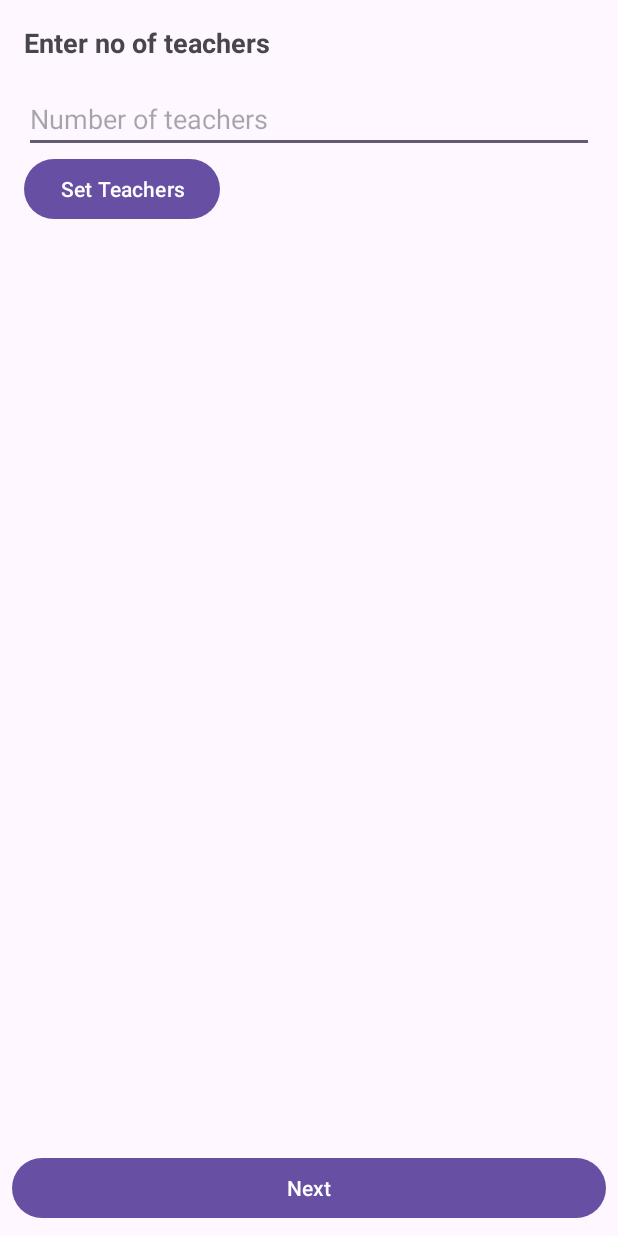
After one commit to balugavade/Timetable_Scheduler1, an Android app: the TeachersActivity screen opened directly, with no data from a screen before it, on a phone screen of 412 x 824 dp. The commit adds this screen. Run offline under Robolectric (Android 15) with nearby library versions, the phone set to English and light mode, and no system bars; libraries missing offline, so code that uses them is left out: com.parse.

Commit message:
new activity with adding Teacher Details like Name and Subject

```diff
--- a/app/src/main/AndroidManifest.xml
+++ b/app/src/main/AndroidManifest.xml
@@ -15,6 +15,9 @@
         android:roundIcon="@mipmap/ic_launcher_round"
         android:supportsRtl="true"
         android:theme="@style/Theme.TimetableScheduler">
+        <activity
+            android:name=".TeachersActivity"
+            android:windowSoftInputMode="adjustResize" />
         <activity
             android:name=".DaysPeriodsActivity"
             android:windowSoftInputMode="adjustResize" />
--- a/app/src/main/java/com/example/timetablescheduler/DaysPeriodsActivity.java
+++ b/app/src/main/java/com/example/timetablescheduler/DaysPeriodsActivity.java
@@ -1,5 +1,6 @@
 package com.example.timetablescheduler;
 
+import android.content.Intent;
 import android.os.Bundle;
 import android.text.InputType;
 import android.widget.*;
@@ -219,6 +220,9 @@ public class DaysPeriodsActivity extends AppCompatActivity {
             timetable.saveInBackground(e -> {
                 if (e == null) {
                     Toast.makeText(this, "Timetable saved!", Toast.LENGTH_SHORT).show();
+                    // Navigate to TeachersActivity after successful save
+                    Intent intent = new Intent(DaysPeriodsActivity.this, TeachersActivity.class);
+                    startActivity(intent);
                     finish();
                 } else {
                     Toast.makeText(this, "Error saving timetable: " + e.getMessage(), Toast.LENGTH_SHORT).show();
--- a/app/src/main/res/layout/activity_days_periods.xml
+++ b/app/src/main/res/layout/activity_days_periods.xml
@@ -125,7 +125,7 @@
         android:id="@+id/btnSaveTimetable"
         android:layout_width="match_parent"
         android:layout_height="wrap_content"
-        android:text="Save Timetable"
+        android:text="Save and Next"
         android:layout_alignParentBottom="true"
         android:layout_margin="8dp" />
 
--- /dev/null
+++ b/app/src/main/res/layout/activity_teachers.xml
@@ -0,0 +1,61 @@
+<?xml version="1.0" encoding="utf-8"?>
+<RelativeLayout xmlns:android="http://schemas.android.com/apk/res/android"
+    android:layout_width="match_parent"
+    android:layout_height="match_parent">
+
+    <ScrollView
+        android:id="@+id/scrollView"
+        android:layout_width="match_parent"
+        android:layout_height="match_parent"
+        android:layout_above="@+id/btnNext"
+        android:fillViewport="true">
+
+        <LinearLayout
+            android:id="@+id/contentLayout"
+            android:layout_width="match_parent"
+            android:layout_height="wrap_content"
+            android:orientation="vertical"
+            android:padding="16dp">
+
+            <TextView
+                android:layout_width="wrap_content"
+                android:layout_height="wrap_content"
+                android:text="Enter no of teachers"
+                android:textSize="18sp"
+                android:textStyle="bold"
+                android:layout_marginBottom="16dp"/>
+
+            <EditText
+                android:id="@+id/etNumTeachers"
+                android:layout_width="match_parent"
+                android:layout_height="wrap_content"
+                android:hint="Number of teachers"
+                android:inputType="number" />
+
+            <Button
+                android:id="@+id/btnGenerateTeacherFields"
+                android:layout_width="wrap_content"
+                android:layout_height="wrap_content"
+                android:text="Set Teachers" />
+
+            <!-- Container for dynamically added teacher fields -->
+            <LinearLayout
+                android:id="@+id/layoutTeachersContainer"
+                android:layout_width="match_parent"
+                android:layout_height="wrap_content"
+                android:orientation="vertical"
+                android:layout_marginTop="16dp" />
+
+        </LinearLayout>
+    </ScrollView>
+
+    <!-- Fixed button at the bottom -->
+    <Button
+        android:id="@+id/btnNext"
+        android:layout_width="match_parent"
+        android:layout_height="wrap_content"
+        android:text="Next"
+        android:layout_alignParentBottom="true"
+        android:layout_margin="8dp" />
+
+</RelativeLayout>
```
Also changed, not shown: app/src/main/java/com/example/timetablescheduler/TeachersActivity.java (added, +162 -0 lines).
